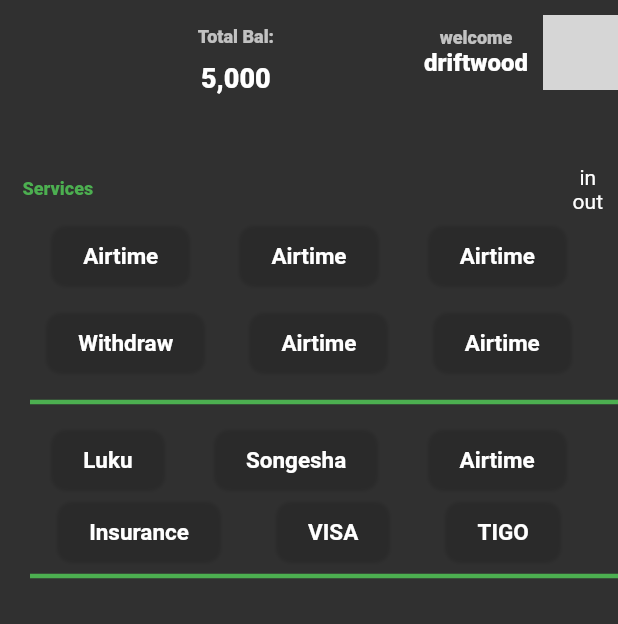
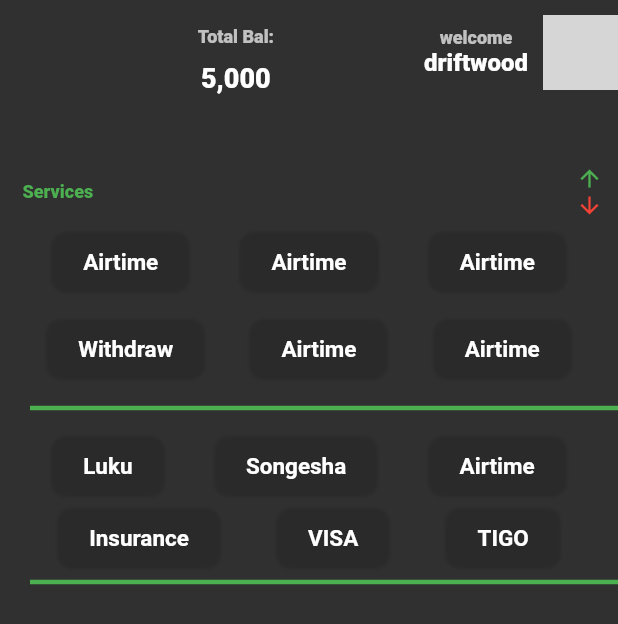
Before and after one commit to kingslysam/teamE, a Flutter app: the ServiceHomeScreen screen opened directly, on a phone screen of 412 x 824 dp. Shown: the top 624 px of the screen. Run offline on Flutter 3.47's test engine with Material 2 defaults, Android fonts, the phone set to English and light mode, and no system bars; our stand-ins replace persistent_bottom_nav_bar; network calls fail; grey boxes are pictures that could not be loaded.

Commit message:
something great now is working

```diff
--- a/lib/Screen/services.dart
+++ b/lib/Screen/services.dart
@@ -96,7 +96,19 @@
                   Padding(
                     padding: const EdgeInsets.fromLTRB(15, 0, 10, 0),
                     child: Column(
-                      children: const [Text("in"), Text("out")],
+                      children: const [
+                        // Text("in"), Text("out")
+                        Icon(
+                          Icons.arrow_upward,
+                          color: Colors.green,
+                          size: 18.0,
+                        ),
+                        Icon(
+                          Icons.arrow_downward,
+                          color: Colors.red,
+                          size: 18.0,
+                        ),
+                      ],
                     ),
                   )
                 ],
--- a/lib/Widgets/bottom_na.dart
+++ b/lib/Widgets/bottom_na.dart
@@ -53,7 +53,7 @@
   }
 
   List<Widget> _buildScreens() {
-    return [Home(), const ServiceHomeScreen()];
+    return [const ServiceHomeScreen(), Home()];
   }
 
   @override
```
